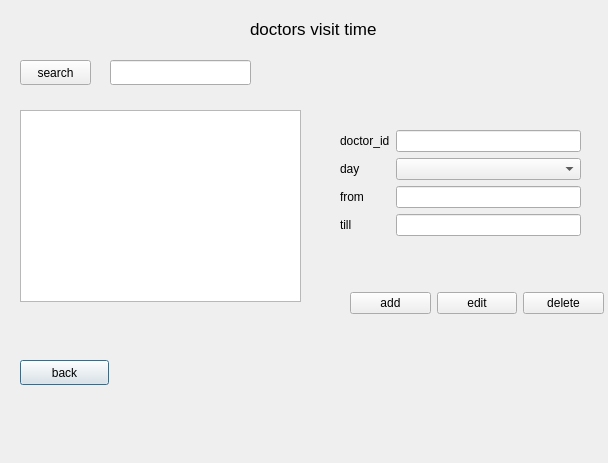
itsMahdi/clinic, file drvisittimedialog.ui: the form before one commit.
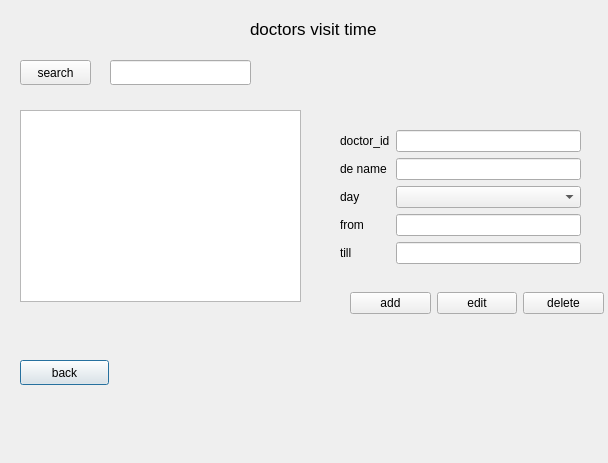
The form after the commit.

The edit to the form file:
```diff
--- a/drvisittimedialog.ui
+++ b/drvisittimedialog.ui
@@ -77,13 +77,13 @@
     </rect>
    </property>
   </widget>
-  <widget class="QWidget" name="">
+  <widget class="QWidget" name="layoutWidget">
    <property name="geometry">
     <rect>
      <x>340</x>
      <y>130</y>
      <width>241</width>
-     <height>120</height>
+     <height>151</height>
     </rect>
    </property>
    <layout class="QFormLayout" name="formLayout">
@@ -97,39 +97,49 @@
     <item row="0" column="1">
      <widget class="QLineEdit" name="lineEdit"/>
     </item>
-    <item row="1" column="0">
+    <item row="2" column="0">
      <widget class="QLabel" name="label_3">
       <property name="text">
        <string>day</string>
       </property>
      </widget>
     </item>
-    <item row="1" column="1">
-     <widget class="QComboBox" name="comboBox"/>
-    </item>
-    <item row="2" column="0">
-     <widget class="QLabel" name="label_4">
-      <property name="text">
-       <string>from</string>
-      </property>
-     </widget>
-    </item>
     <item row="2" column="1">
-     <widget class="QLineEdit" name="lineEdit_3"/>
+     <widget class="QComboBox" name="comboBox_weekday"/>
     </item>
     <item row="3" column="0">
+     <widget class="QLabel" name="label_4">
+      <property name="text">
+       <string>from</string>
+      </property>
+     </widget>
+    </item>
+    <item row="3" column="1">
+     <widget class="QLineEdit" name="lineEdit_from"/>
+    </item>
+    <item row="4" column="0">
      <widget class="QLabel" name="label_5">
       <property name="text">
        <string>till</string>
       </property>
      </widget>
     </item>
-    <item row="3" column="1">
-     <widget class="QLineEdit" name="lineEdit_4"/>
+    <item row="4" column="1">
+     <widget class="QLineEdit" name="lineEdit_till"/>
+    </item>
+    <item row="1" column="0">
+     <widget class="QLabel" name="label_6">
+      <property name="text">
+       <string>de name</string>
+      </property>
+     </widget>
+    </item>
+    <item row="1" column="1">
+     <widget class="QLineEdit" name="lineEdit_name"/>
     </item>
    </layout>
   </widget>
-  <widget class="QWidget" name="">
+  <widget class="QWidget" name="layoutWidget">
    <property name="geometry">
     <rect>
      <x>350</x>
```
Left out of the diff: 4 changed lines with no effect on the pictures.
